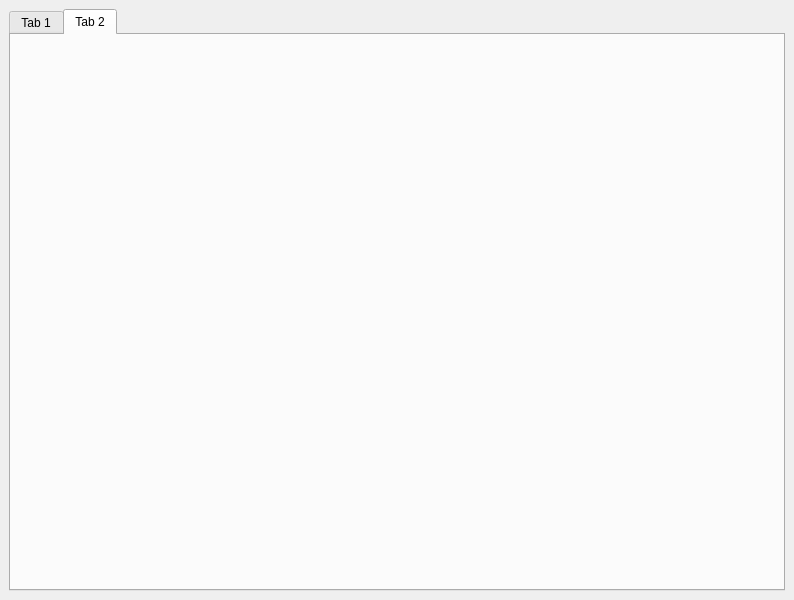
Qt form mainwindow.ui (KalinaVitaly/QtLabelImg) before a commit.
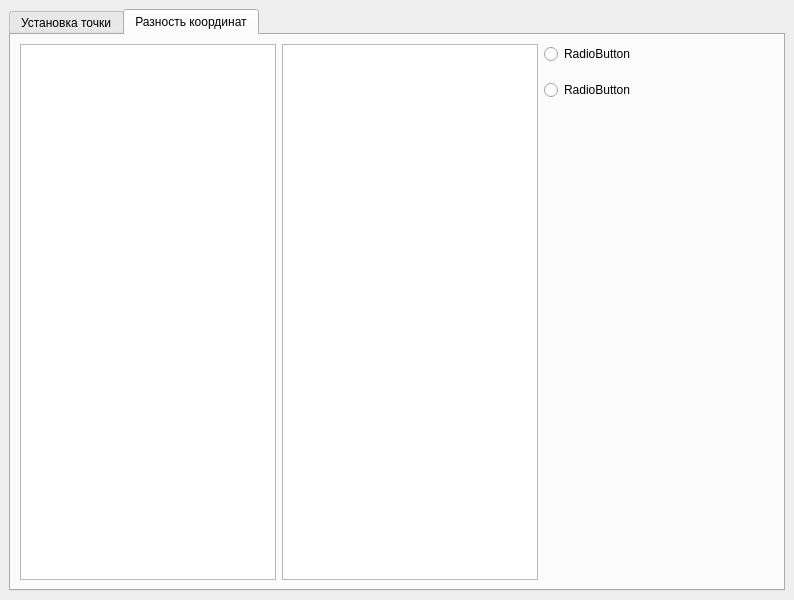
The same form after that commit. The open tabs and pages were chosen to show the change. Custom widgets are drawn as their Qt base class.

Commit message: Fixed bug with point and added work with tab widget

What changed in the file:
```diff
--- a/mainwindow.ui
+++ b/mainwindow.ui
@@ -28,7 +28,7 @@
       </property>
       <widget class="QWidget" name="tab">
        <attribute name="title">
-        <string>Tab 1</string>
+        <string>Установка точки</string>
        </attribute>
        <layout class="QHBoxLayout" name="horizontalLayout_2">
         <item>
@@ -98,8 +98,77 @@
       </widget>
       <widget class="QWidget" name="tab_2">
        <attribute name="title">
-        <string>Tab 2</string>
+        <string>Разность координат</string>
        </attribute>
+       <layout class="QHBoxLayout" name="horizontalLayout_3">
+        <item>
+         <widget class="QListWidget" name="listFilesFirstTabSecond">
+          <property name="sizePolicy">
+           <sizepolicy hsizetype="Minimum" vsizetype="Expanding">
+            <horstretch>0</horstretch>
+            <verstretch>0</verstretch>
+           </sizepolicy>
+          </property>
+         </widget>
+        </item>
+        <item>
+         <widget class="QListWidget" name="listFilesSecondTabSecond">
+          <property name="sizePolicy">
+           <sizepolicy hsizetype="Minimum" vsizetype="Expanding">
+            <horstretch>0</horstretch>
+            <verstretch>0</verstretch>
+           </sizepolicy>
+          </property>
+         </widget>
+        </item>
+        <item>
+         <layout class="QVBoxLayout" name="verticalLayout_2">
+          <item>
+           <widget class="QRadioButton" name="radioButton">
+            <property name="text">
+             <string>RadioButton</string>
+            </property>
+           </widget>
+          </item>
+          <item>
+           <spacer name="verticalSpacer">
+            <property name="orientation">
+             <enum>Qt::Vertical</enum>
+            </property>
+            <property name="sizeType">
+             <enum>QSizePolicy::Minimum</enum>
+            </property>
+            <property name="sizeHint" stdset="0">
+             <size>
+              <width>20</width>
+              <height>10</height>
+             </size>
+            </property>
+           </spacer>
+          </item>
+          <item>
+           <widget class="QRadioButton" name="radioButton_2">
+            <property name="text">
+             <string>RadioButton</string>
+            </property>
+           </widget>
+          </item>
+          <item>
+           <spacer name="verticalSpacer_3">
+            <property name="orientation">
+             <enum>Qt::Vertical</enum>
+            </property>
+            <property name="sizeHint" stdset="0">
+             <size>
+              <width>20</width>
+              <height>40</height>
+             </size>
+            </property>
+           </spacer>
+          </item>
+         </layout>
+        </item>
+       </layout>
       </widget>
      </widget>
     </item>
```
Left out of the diff: 2 changed lines with no effect on the pictures. The commit also changes 3 other files.
